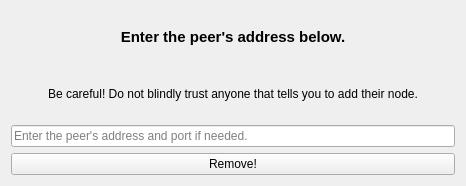
First picture: the form in src/qt/forms/removepeerdialog.ui, repository DiablosMalice/dogecoin-1, before the edit.
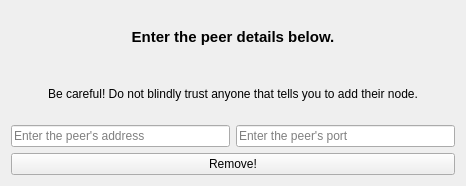
Second picture: the form after the edit.

Commit message: Added two input fields for peer address and port

What changed in the file:
```diff
--- a/src/qt/forms/removepeerdialog.ui
+++ b/src/qt/forms/removepeerdialog.ui
@@ -24,7 +24,7 @@
       </font>
      </property>
      <property name="text">
-      <string>Enter the peer's address below.</string>
+      <string>Enter the peer details below.</string>
      </property>
      <property name="alignment">
       <set>Qt::AlignCenter</set>
@@ -42,11 +42,22 @@
     </widget>
    </item>
    <item>
-    <widget class="QLineEdit" name="lineEdit">
+    <layout class="QHBoxLayout" name="horizontalLayout">
+     <item>
+      <widget class="QLineEdit" name="peerAddress">
      <property name="placeholderText">
-      <string>Enter the peer's address and port if needed.</string>
-     </property>
-    </widget>
+        <string>Enter the peer's address</string>
+       </property>
+      </widget>
+     </item>
+     <item>
+      <widget class="QLineEdit" name="peerPort">
+       <property name="placeholderText">
+        <string>Enter the peer's port</string>
+       </property>
+      </widget>
+     </item>
+    </layout>
    </item>
    <item>
     <widget class="QPushButton" name="pushButton">
```
Lines whose indentation alone changed are shown as unchanged. The commit also changes 5 other files.
